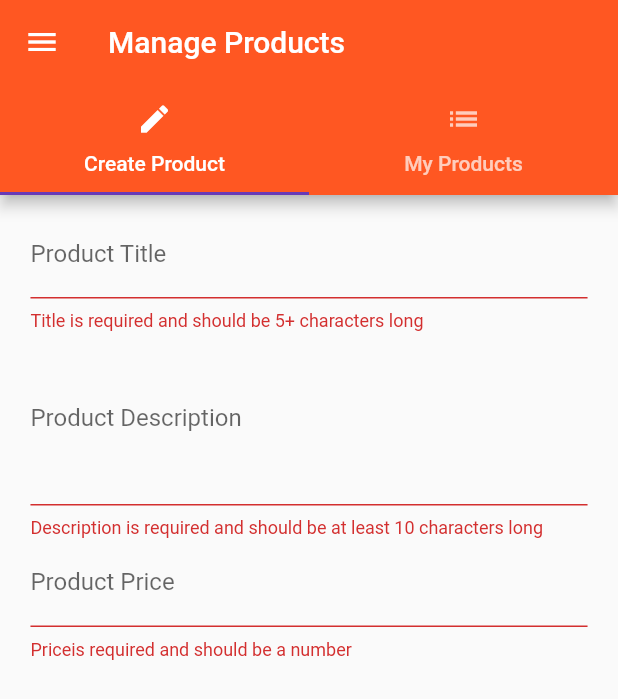
After one commit to cbdorado/flutter_practice, a Flutter app: the ProductsAdminPage screen opened by its route, after a tap on "Save", on a phone screen of 412 x 824 dp. The commit adds this screen. Shown: the top 699 px of the screen. Run offline on Flutter 3.47's test engine with Material 2 defaults, Android fonts, the phone set to English and light mode, and no system bars.

Commit message:
fixed formatting of viewing page and edited list products page

```diff
--- a/flutter_course/lib/main.dart
+++ b/flutter_course/lib/main.dart
@@ -23,6 +23,12 @@ class _MyAppState extends State<MyApp> {
     });
   }
 
+  void _updateProduct(int index, Map<String, dynamic> product) {
+    setState((){
+      _products[index] = product;
+    });
+  }
+
   void _deleteProduct(int index) {
     setState(() {
       _products.removeAt(index);
@@ -33,15 +39,17 @@ class _MyAppState extends State<MyApp> {
   Widget build(BuildContext context) {
     return MaterialApp(
       theme: ThemeData(
+        brightness: Brightness.light,
         primarySwatch: Colors.deepOrange,
         accentColor: Colors.deepPurple,
+        buttonColor: Colors.deepPurple,
       ),
       // home: AuthPage(),
       routes: {
         '/': (BuildContext context) => AuthPage(),
         '/products': (BuildContext context) => ProductsPage(_products),
         '/admin': (BuildContext context) =>
-            ProductsAdminPage(_addProduct, _deleteProduct),
+            ProductsAdminPage(_addProduct, _updateProduct, _deleteProduct, _products),
       },
       onGenerateRoute: (RouteSettings settings) {
         final List<String> pathElements = settings.name.split('/');
--- a/flutter_course/lib/pages/product.dart
+++ b/flutter_course/lib/pages/product.dart
@@ -84,7 +84,7 @@ class ProductPage extends StatelessWidget {
               ),
               _buildAddressPriceRow(),
               Container(
-                padding: EdgeInsets.only(top: 10.0),
+                // padding: EdgeInsets.only(top: 10.0),
                 child: Text(
                   description,
                   textAlign: TextAlign.center,
--- /dev/null
+++ b/flutter_course/lib/pages/product_edit.dart
@@ -0,0 +1,144 @@
+import "package:flutter/material.dart";
+
+class ProductEditPage extends StatefulWidget {
+  final Function addProduct;
+  final Function updateProduct;
+  final Map<String, dynamic> product;
+  final int productIndex;
+  ProductEditPage({this.addProduct, this.updateProduct, this.product, this.productIndex});
+  @override
+  State<StatefulWidget> createState() {
+    // TODO: implement createState
+    return _ProductEditPageState();
+  }
+}
+
+class _ProductEditPageState extends State<ProductEditPage> {
+  final Map<String, dynamic> _formData = {
+    'title': null,
+    'description': null,
+    'price': null,
+    'image': 'assets/food.jpg',
+  };
+  final GlobalKey<FormState> _formKey = GlobalKey<FormState>();
+
+  Widget _buildTitleTextField() {
+    return TextFormField(
+      initialValue: widget.product == null ? '' : widget.product['title'],
+      validator: (String value) {
+        if (value.isEmpty || value.length < 5) {
+          return 'Title is required and should be 5+ characters long';
+        }
+      },
+      decoration: InputDecoration(
+        labelText: 'Product Title',
+      ),
+      onSaved: (String value) {
+        _formData['title'] = value;
+      },
+    );
+  }
+
+  Widget _buildDescriptionTextField() {
+    return TextFormField(
+      initialValue: widget.product == null ? '' : widget.product['description'],
+      validator: (String value) {
+        if (value.isEmpty || value.length < 10) {
+          return 'Description is required and should be at least 10 characters long';
+        }
+      },
+      maxLines: 4,
+      decoration: InputDecoration(
+        labelText: 'Product Description',
+      ),
+      onSaved: (String value) {
+        _formData['description'] = value;
+      },
+    );
+  }
+
+  Widget _buildPriceTextField() {
+    return TextFormField(
+      initialValue:
+          widget.product == null ? '' : widget.product['price'].toString(),
+      validator: (String value) {
+        if (value.isEmpty ||
+            !RegExp(r'(?:[1-9]\d*|0)?(?:[.,]\d+)?$').hasMatch(value)) {
+          return 'Priceis required and should be a number';
+        }
+      },
+      decoration: InputDecoration(
+        labelText: 'Product Price',
+      ),
+      keyboardType: TextInputType.number,
+      onSaved: (String value) {
+        _formData['price'] = double.parse(value);
+      },
+    );
+  }
+
+  void _submitForm() {
+    if (!_formKey.currentState.validate()) {
+      return;
+    }
+    _formKey.currentState.save();
+    if(widget.product == null) {
+      widget.addProduct(_formData);
+    }
+    else {
+      widget.updateProduct(widget.productIndex, _formData);
+    }
+
+    Navigator.pushReplacementNamed(context, '/products');
+  }
+
+  @override
+  Widget build(BuildContext context) {
+    final double deviceWidth = MediaQuery.of(context).size.width;
+    final double targetWidth = deviceWidth > 550.0 ? 500.0 : deviceWidth * 0.95;
+    final double targetPadding = deviceWidth - targetWidth;
+    final Widget pageContent = GestureDetector(
+      onTap: () {
+        FocusScope.of(context).requestFocus(
+          FocusNode(),
+        );
+      },
+      child: Container(
+        margin: EdgeInsets.all(10.0),
+        child: Form(
+          key: _formKey,
+          child: ListView(
+            padding: EdgeInsets.symmetric(horizontal: targetPadding / 2),
+            children: <Widget>[
+              _buildTitleTextField(),
+              _buildDescriptionTextField(),
+              _buildPriceTextField(),
+              SizedBox(
+                height: 10.0,
+              ),
+              FlatButton(
+                  textColor: Colors.white,
+                  child: Text('Save'),
+                  onPressed: _submitForm),
+              // GestureDetector(
+              //   onTap: _submitForm,
+              //   child: Container(
+              //     color: Colors.green,
+              //     padding: EdgeInsets.all(5.0),
+              //     child: Text(
+              //       'My button',
+              //     ),
+              //   ),
+              // ),
+            ],
+          ),
+        ),
+      ),
+    );
+    // TODO: implement build
+    return widget.product == null
+        ? pageContent
+        : Scaffold(
+            appBar: AppBar(title: Text('Edit Product')), body: pageContent);
+  }
+}
--- a/flutter_course/lib/pages/product_list.dart
+++ b/flutter_course/lib/pages/product_list.dart
@@ -1,9 +1,32 @@
 import "package:flutter/material.dart";
+import './product_edit.dart';
 
 class ProductListPage extends StatelessWidget {
+  final Function updateProduct;
+  final List<Map<String, dynamic>> products;
+  ProductListPage(this.products, this.updateProduct);
   @override
-    Widget build(BuildContext context) {
-      // TODO: implement build
-      return Center(child: Text("All Products"));
-    }
+  Widget build(BuildContext context) {
+    return ListView.builder(
+      itemBuilder: (BuildContext context, int index) {
+        return ListTile(
+          leading: Container(width: 100,height: 100,child: Image.asset(products[index]['image'])),
+          title: Text(products[index]['title']),
+          trailing: IconButton(
+            icon: Icon(Icons.edit),
+            onPressed: () {
+              Navigator.of(context).push(
+                MaterialPageRoute(
+                  builder: (BuildContext context) {
+                    return ProductEditPage(product: products[index], updateProduct: updateProduct, productIndex: index,);
+                  },
+                ),
+              );
+            },
+          ),
+        );
+      },
+      itemCount: products.length,
+    );
+  }
 }
--- a/flutter_course/lib/pages/products_admin.dart
+++ b/flutter_course/lib/pages/products_admin.dart
@@ -1,18 +1,16 @@
 import "package:flutter/material.dart";
-import "./product_create.dart";
+import "./product_edit.dart";
 import "./product_list.dart";
 
 class ProductsAdminPage extends StatelessWidget {
   final Function addProduct;
   final Function deleteProduct;
-  ProductsAdminPage(this.addProduct, this.deleteProduct);
-  @override
-  Widget build(BuildContext context) {
-    // TODO: implement build
-    return DefaultTabController(
-      length: 2,
-      child: Scaffold(
-        drawer: Drawer(
+  final Function updateProduct;
+  final List<Map<String, dynamic>> products;
+  ProductsAdminPage(this.addProduct, this.updateProduct, this.deleteProduct, this.products);
+
+  Widget _buildSideDrawer(BuildContext context) {
+    return Drawer(
       child: Column(
         children: <Widget>[
           AppBar(automaticallyImplyLeading: false, title: Text("Choose")),
@@ -25,7 +23,16 @@ class ProductsAdminPage extends StatelessWidget {
           )
         ],
       ),
-        ),
+    );
+  }
+
+  @override
+  Widget build(BuildContext context) {
+    // TODO: implement build
+    return DefaultTabController(
+      length: 2,
+      child: Scaffold(
+        drawer: _buildSideDrawer(context),
         appBar: AppBar(
             title: Text("Manage Products"),
             bottom: TabBar(tabs: <Widget>[
@@ -40,8 +47,8 @@ class ProductsAdminPage extends StatelessWidget {
             ])),
         body: TabBarView(
           children: <Widget>[
-            ProductCreatePage(addProduct),
-            ProductListPage(),
+            ProductEditPage(addProduct: addProduct),
+            ProductListPage(products, updateProduct),
           ],
         ),
       ),
--- a/flutter_course/lib/widgets/ui_elements/title_default.dart
+++ b/flutter_course/lib/widgets/ui_elements/title_default.dart
@@ -7,10 +7,9 @@ class TitleDefault extends StatelessWidget {
     @override
       Widget build(BuildContext context) {
         // TODO: implement build
-        return Expanded(
-                  child: Text(title,
+        return Text(title,
                       style: TextStyle(
-                          fontSize: 26.0, fontWeight: FontWeight.bold)),
-                );
+                          fontSize: 26.0, fontWeight: FontWeight.bold));
+
       }
 }
```
Also changed, not shown: flutter_course/lib/pages/auth.dart (+41 -15 lines), flutter_course/lib/pages/product_create.dart (deleted, +0 -86 lines), flutter_course/lib/pages/products.dart (+9 -5 lines), flutter_course/lib/widgets/helpers/ensure-visible.dart (added, +86 -0 lines). Lines whose indentation alone changed are shown as unchanged.
